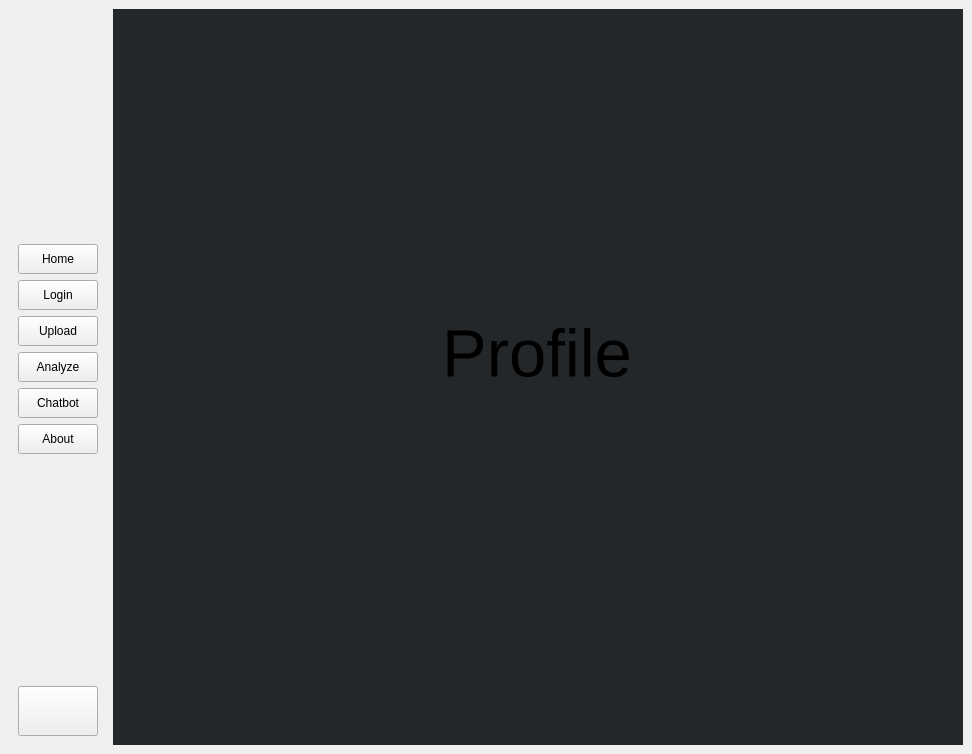
The window that UI/Master.ui (AtlasCJr/pfm) describes before a commit, drawn with Qt 5.
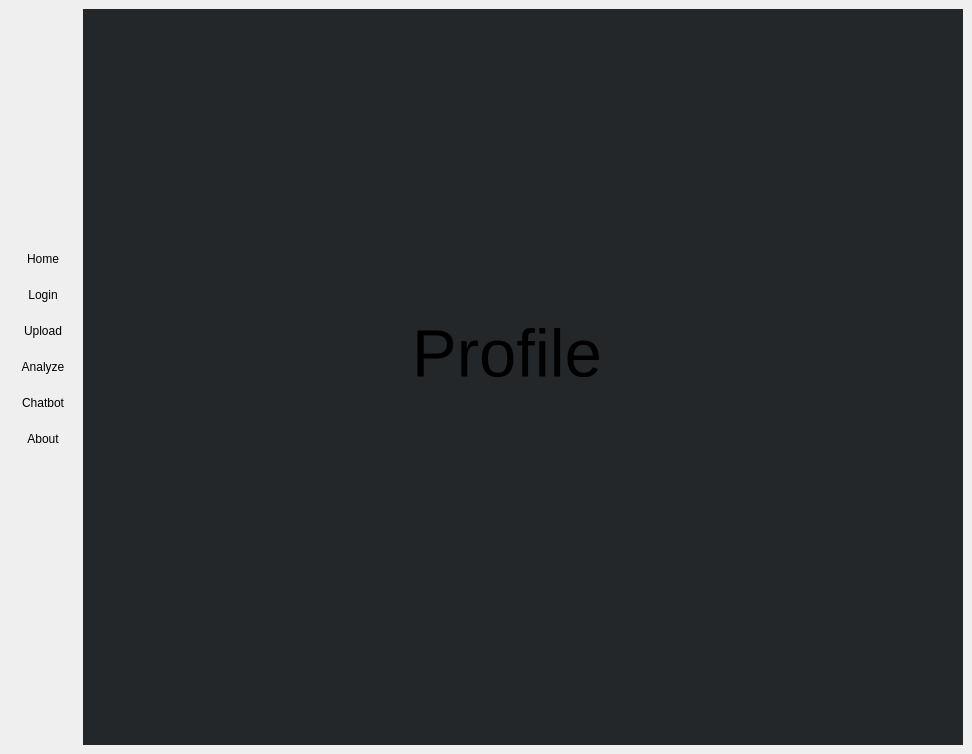
The same window after the commit. The open tabs and pages were chosen to show the change. Icons and pictures are not drawn.

```diff
--- a/UI/Master.ui
+++ b/UI/Master.ui
@@ -1650,7 +1650,7 @@
           </size>
          </property>
          <property name="styleSheet">
-          <string notr="true"/>
+          <string notr="true">border: none;</string>
          </property>
          <property name="text">
           <string>Home</string>
@@ -1669,6 +1669,9 @@
            <height>30</height>
           </size>
          </property>
+         <property name="styleSheet">
+          <string notr="true">border: none;</string>
+         </property>
          <property name="text">
           <string>Login</string>
          </property>
@@ -1686,6 +1689,9 @@
            <height>30</height>
           </size>
          </property>
+         <property name="styleSheet">
+          <string notr="true">border: none;</string>
+         </property>
          <property name="text">
           <string>Upload</string>
          </property>
@@ -1703,6 +1709,9 @@
            <height>30</height>
           </size>
          </property>
+         <property name="styleSheet">
+          <string notr="true">border: none;</string>
+         </property>
          <property name="text">
           <string>Analyze</string>
          </property>
@@ -1720,6 +1729,9 @@
            <height>30</height>
           </size>
          </property>
+         <property name="styleSheet">
+          <string notr="true">border: none;</string>
+         </property>
          <property name="text">
           <string>Chatbot</string>
          </property>
@@ -1737,6 +1749,9 @@
            <height>30</height>
           </size>
          </property>
+         <property name="styleSheet">
+          <string notr="true">border: none;</string>
+         </property>
          <property name="text">
           <string>About</string>
          </property>
@@ -1773,6 +1788,9 @@
            <height>50</height>
           </size>
          </property>
+         <property name="styleSheet">
+          <string notr="true">border: none;</string>
+         </property>
          <property name="text">
           <string/>
          </property>
```
Left out of the diff: 2 changed lines with no effect on the pictures.
